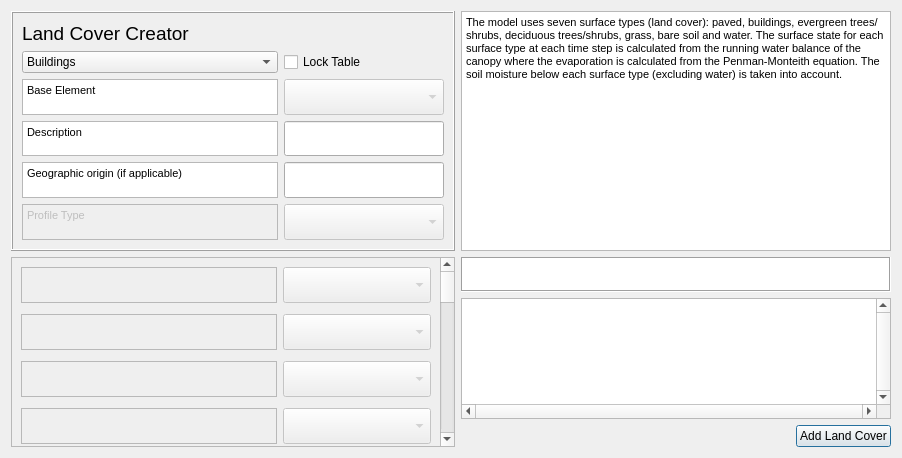
gusbacos/suews_database_manager, file tabs/landcover_creator_tab.ui: the form before one commit.
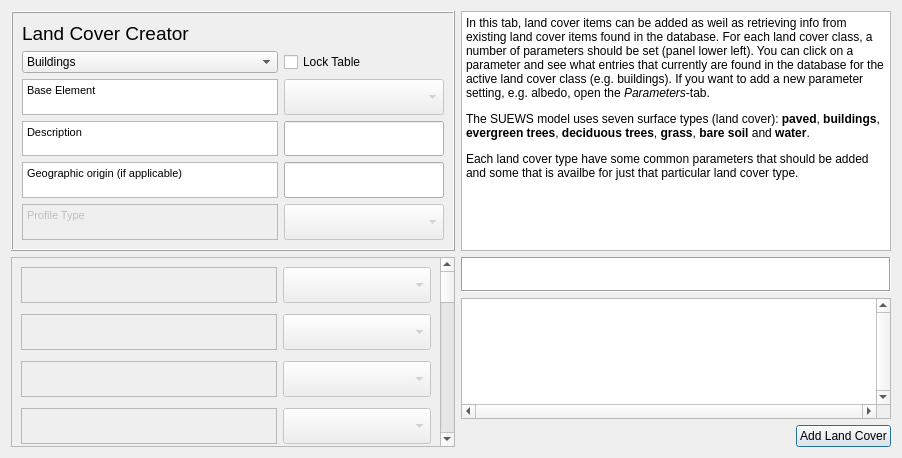
The form after the commit. Custom widgets are drawn as their Qt base class.

Commit message: clean up - land civer tab

What changed in the file:
```diff
--- a/tabs/landcover_creator_tab.ui
+++ b/tabs/landcover_creator_tab.ui
@@ -1327,8 +1327,10 @@
       <string>&lt;!DOCTYPE HTML PUBLIC &quot;-//W3C//DTD HTML 4.0//EN&quot; &quot;http://www.w3.org/TR/REC-html40/strict.dtd&quot;&gt;
 &lt;html&gt;&lt;head&gt;&lt;meta name=&quot;qrichtext&quot; content=&quot;1&quot; /&gt;&lt;style type=&quot;text/css&quot;&gt;
 p, li { white-space: pre-wrap; }
-&lt;/style&gt;&lt;/head&gt;&lt;body style=&quot; font-family:'MS Shell Dlg 2'; font-size:12pt; font-weight:400; font-style:normal;&quot;&gt;
-&lt;p style=&quot; margin-top:12px; margin-bottom:12px; margin-left:0px; margin-right:0px; -qt-block-indent:0; text-indent:0px;&quot;&gt;&lt;span style=&quot; font-size:8pt;&quot;&gt;The model uses seven surface types (land cover): paved, buildings, evergreen trees/shrubs, deciduous trees/shrubs, grass, bare soil and water. The surface state for each surface type at each time step is calculated from the running water balance of the canopy where the evaporation is calculated from the Penman-Monteith equation. The soil moisture below each surface type (excluding water) is taken into account.&lt;/span&gt;&lt;/p&gt;&lt;/body&gt;&lt;/html&gt;</string>
+&lt;/style&gt;&lt;/head&gt;&lt;body style=&quot; font-family:'MS Shell Dlg 2'; font-size:7.8pt; font-weight:400; font-style:normal;&quot;&gt;
+&lt;p style=&quot; margin-top:12px; margin-bottom:12px; margin-left:0px; margin-right:0px; -qt-block-indent:0; text-indent:0px;&quot;&gt;&lt;span style=&quot; font-size:9pt;&quot;&gt;In this tab, land cover items can be added as weil as retrieving info from existing land cover items found in the database. For each land cover class, a number of parameters should be set (panel lower left). You can click on a parameter and see what entries that currently are found in the database for the active land cover class (e.g. buildings). If you want to add a new parameter setting, e.g. albedo, open the &lt;/span&gt;&lt;span style=&quot; font-size:9pt; font-style:italic;&quot;&gt;Parameters&lt;/span&gt;&lt;span style=&quot; font-size:9pt;&quot;&gt;-tab.&lt;/span&gt;&lt;/p&gt;
+&lt;p style=&quot; margin-top:12px; margin-bottom:12px; margin-left:0px; margin-right:0px; -qt-block-indent:0; text-indent:0px;&quot;&gt;&lt;span style=&quot; font-size:9pt;&quot;&gt;The SUEWS model uses seven surface types (land cover):&lt;/span&gt;&lt;span style=&quot; font-size:9pt; font-weight:600;&quot;&gt; paved&lt;/span&gt;&lt;span style=&quot; font-size:9pt;&quot;&gt;, &lt;/span&gt;&lt;span style=&quot; font-size:9pt; font-weight:600;&quot;&gt;buildings&lt;/span&gt;&lt;span style=&quot; font-size:9pt;&quot;&gt;, &lt;/span&gt;&lt;span style=&quot; font-size:9pt; font-weight:600;&quot;&gt;evergreen trees&lt;/span&gt;&lt;span style=&quot; font-size:9pt;&quot;&gt;, &lt;/span&gt;&lt;span style=&quot; font-size:9pt; font-weight:600;&quot;&gt;deciduous trees&lt;/span&gt;&lt;span style=&quot; font-size:9pt;&quot;&gt;, &lt;/span&gt;&lt;span style=&quot; font-size:9pt; font-weight:600;&quot;&gt;grass&lt;/span&gt;&lt;span style=&quot; font-size:9pt;&quot;&gt;, &lt;/span&gt;&lt;span style=&quot; font-size:9pt; font-weight:600;&quot;&gt;bare soil &lt;/span&gt;&lt;span style=&quot; font-size:9pt;&quot;&gt;and &lt;/span&gt;&lt;span style=&quot; font-size:9pt; font-weight:600;&quot;&gt;water&lt;/span&gt;&lt;span style=&quot; font-size:9pt;&quot;&gt;. &lt;/span&gt;&lt;/p&gt;
+&lt;p style=&quot; margin-top:12px; margin-bottom:12px; margin-left:0px; margin-right:0px; -qt-block-indent:0; text-indent:0px;&quot;&gt;&lt;span style=&quot; font-size:9pt;&quot;&gt;Each land cover type have some common parameters that should be added and some that is availbe for just that particular land cover type.&lt;/span&gt;&lt;/p&gt;&lt;/body&gt;&lt;/html&gt;</string>
      </property>
     </widget>
    </item>
```
Left out of the diff: 96 changed lines with no effect on the pictures. The commit also changes 8 other files.
